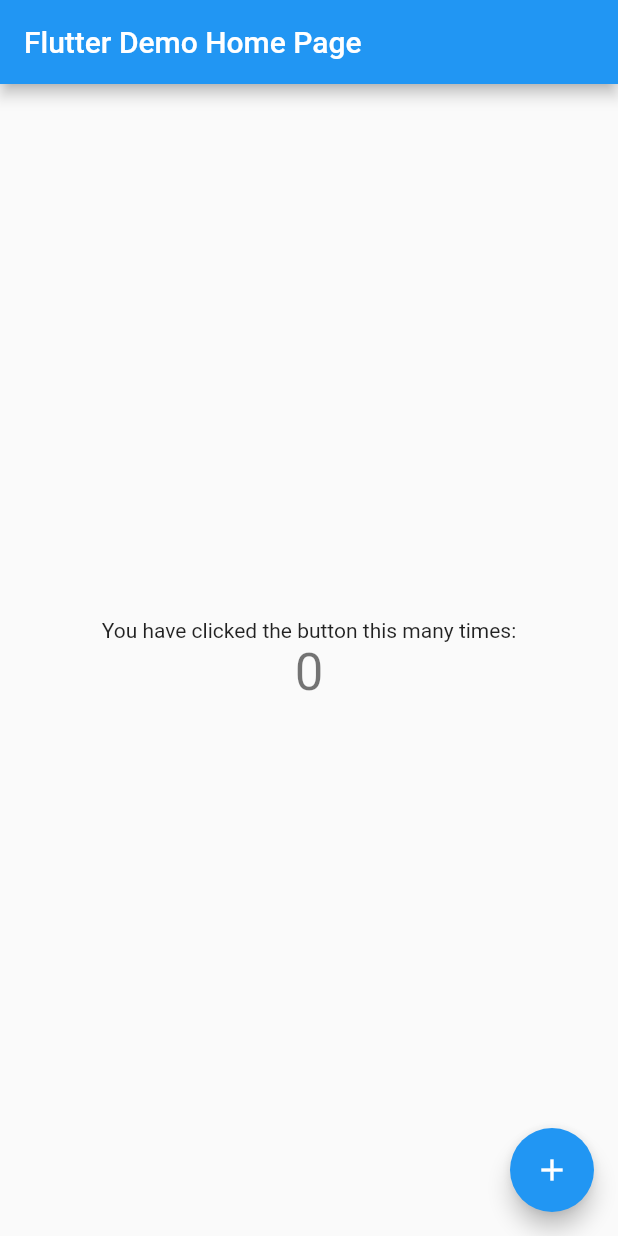
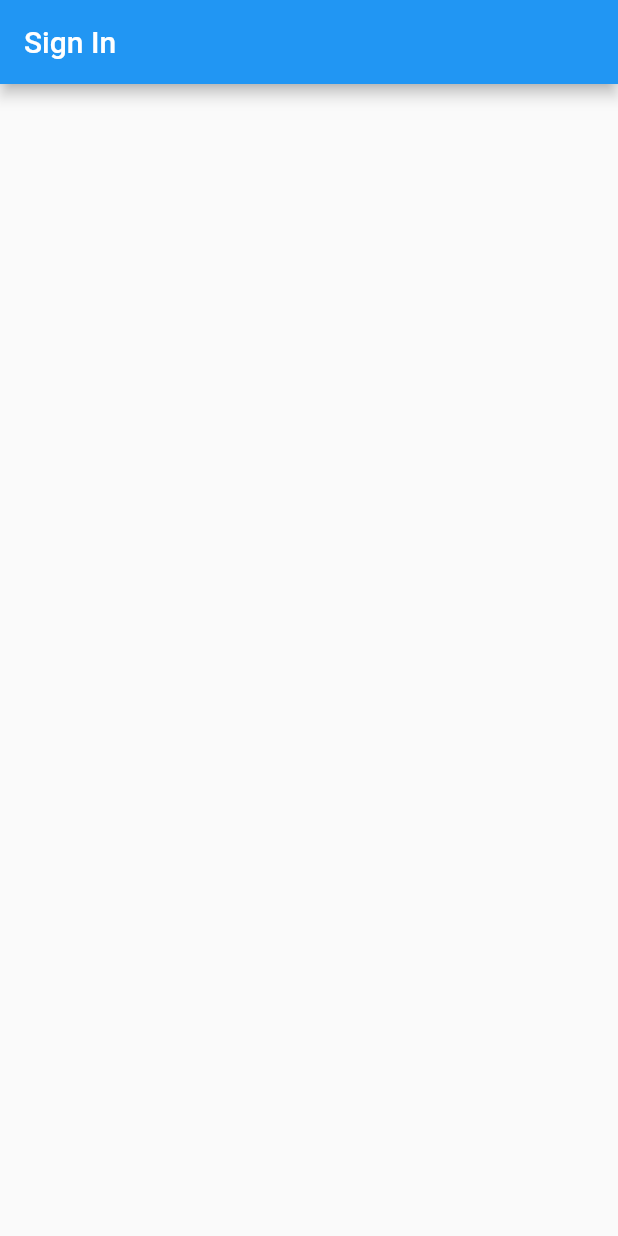
Before and after one commit to gailo22/tdg-playground, a Flutter app: the screen it shows after launch, on a phone screen of 412 x 824 dp. Run offline on Flutter 3.47's test engine with Material 2 defaults, Android fonts, the phone set to English and light mode, and no system bars; our stand-ins replace cloud_firestore, firebase_auth, google_sign_in; accounts and stored records are empty.

Commit message:
add presentation module

```diff
--- a/flutter/webrtc_app_2/lib/main.dart
+++ b/flutter/webrtc_app_2/lib/main.dart
@@ -1,63 +1,4 @@
 import 'package:flutter/material.dart';
+import 'package:webrtc_app_2/presentation/core/app_widget.dart';
 
-void main() => runApp(MyApp());
-
-class MyApp extends StatelessWidget {
-  @override
-  Widget build(BuildContext context) {
-    return MaterialApp(
-      title: 'Flutter Demo',
-      theme: ThemeData(
-        primarySwatch: Colors.blue,
-      ),
-      home: MyHomePage(title: 'Flutter Demo Home Page'),
-    );
-  }
-}
-
-class MyHomePage extends StatefulWidget {
-  MyHomePage({Key key, this.title}) : super(key: key);
-
-  final String title;
-
-  @override
-  _MyHomePageState createState() => _MyHomePageState();
-}
-
-class _MyHomePageState extends State<MyHomePage> {
-  int _counter = 0;
-
-  void _incrementCounter() {
-    setState(() {
-      _counter++;
-    });
-  }
-
-  @override
-  Widget build(BuildContext context) {
-    return Scaffold(
-      appBar: AppBar(
-        title: Text(widget.title),
-      ),
-      body: Center(
-        child: Column(
-          mainAxisAlignment: MainAxisAlignment.center,
-          children: <Widget>[
-            Text(
-              'You have clicked the button this many times:',
-            ),
-            Text(
-              '$_counter',
-              style: Theme.of(context).textTheme.display1,
-            ),
-          ],
-        ),
-      ),
-      floatingActionButton: FloatingActionButton(
-        onPressed: _incrementCounter,
-        tooltip: 'Increment',
-        child: Icon(Icons.add),
-      ),
-    );
-  }
-}
+void main() => runApp(AppWidget());
--- /dev/null
+++ b/flutter/webrtc_app_2/lib/presentation/core/app_widget.dart
@@ -0,0 +1,12 @@
+import 'package:flutter/material.dart';
+import 'package:webrtc_app_2/presentation/pages/signin/signin_page.dart';
+
+class AppWidget extends StatelessWidget {
+  @override
+  Widget build(BuildContext context) {
+    return MaterialApp(
+      title: 'Material App',
+      home: SignInPage(),
+    );
+  }
+}
--- /dev/null
+++ b/flutter/webrtc_app_2/lib/presentation/pages/signin/signin_page.dart
@@ -0,0 +1,12 @@
+import 'package:flutter/material.dart';
+
+class SignInPage extends StatelessWidget {
+  @override
+  Widget build(BuildContext context) {
+    return Scaffold(
+      appBar: AppBar(
+        title: const Text('Sign In'),
+      ),
+    );
+  }
+}
```
Also changed, not shown: 1 other file.
